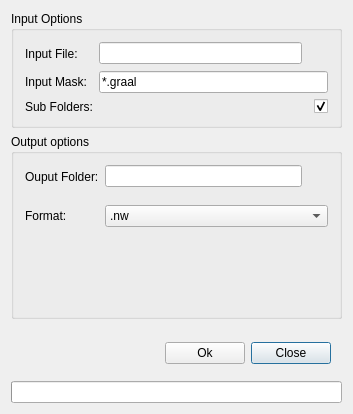
Before: the Qt Designer form FixMapNamesDialog.ui in lukegrahamSydney/TilesEditor, drawn with Qt 5.
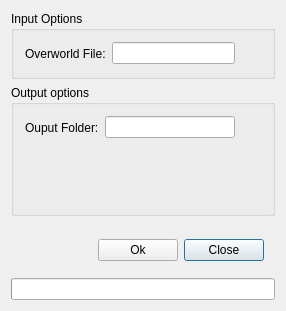
After: the same form once the commit is applied. Icons and pictures are not drawn.

```diff
--- a/FixMapNamesDialog.ui
+++ b/FixMapNamesDialog.ui
@@ -6,8 +6,8 @@
    <rect>
     <x>0</x>
     <y>0</y>
-    <width>353</width>
-    <height>414</height>
+    <width>286</width>
+    <height>311</height>
    </rect>
   </property>
   <property name="windowTitle">
@@ -35,7 +35,7 @@
       <item row="0" column="0">
        <widget class="QLabel" name="inputFolderLabel">
         <property name="text">
-         <string>Input File:</string>
+         <string>Overworld File:</string>
         </property>
        </widget>
       </item>
@@ -71,7 +71,7 @@
            </property>
            <property name="icon">
             <iconset resource="MainWindow.qrc">
-             <normaloff>:/MainWindow/icons/fugue/folder-open.png</normaloff>:/MainWindow/icons/fugue/folder-open.png</iconset>
+             <normaloff>:/MainWindow/icons/fugue/folder-open-document.png</normaloff>:/MainWindow/icons/fugue/folder-open-document.png</iconset>
            </property>
            <property name="autoRaise">
             <bool>true</bool>
@@ -81,46 +81,6 @@
         </layout>
        </widget>
       </item>
-      <item row="1" column="0">
-       <widget class="QLabel" name="inputMaskLabel">
-        <property name="text">
-         <string>Input Mask:</string>
-        </property>
-       </widget>
-      </item>
-      <item row="1" column="1">
-       <widget class="QLineEdit" name="inputMaskEdit">
-        <property name="toolTip">
-         <string>Comma separated list of input masks for the file names</string>
-        </property>
-        <property name="inputMask">
-         <string/>
-        </property>
-        <property name="text">
-         <string>*.graal</string>
-        </property>
-       </widget>
-      </item>
-      <item row="2" column="0">
-       <widget class="QLabel" name="subFoldersLabel">
-        <property name="text">
-         <string>Sub Folders:</string>
-        </property>
-       </widget>
-      </item>
-      <item row="2" column="1">
-       <widget class="QCheckBox" name="subFoldersCheckBox">
-        <property name="toolTip">
-         <string>Scan sub folders</string>
-        </property>
-        <property name="layoutDirection">
-         <enum>Qt::RightToLeft</enum>
-        </property>
-        <property name="checked">
-         <bool>true</bool>
-        </property>
-       </widget>
-      </item>
      </layout>
     </widget>
    </item>
@@ -130,32 +90,13 @@
       <string>Output options</string>
      </property>
      <layout class="QFormLayout" name="formLayout">
-      <item row="1" column="0">
-       <widget class="QLabel" name="formatLabel">
+      <item row="0" column="0">
+       <widget class="QLabel" name="ouputFolderLabel">
         <property name="text">
-         <string>Format:</string>
+         <string>Ouput Folder:</string>
         </property>
        </widget>
       </item>
-      <item row="1" column="1">
-       <widget class="QComboBox" name="formatCombo">
-        <item>
-         <property name="text">
-          <string>.nw</string>
-         </property>
-        </item>
-        <item>
-         <property name="text">
-          <string>.lvl</string>
-         </property>
-        </item>
-        <item>
-         <property name="text">
-          <string>.graal</string>
-         </property>
-        </item>
-       </widget>
-      </item>
       <item row="0" column="1">
        <widget class="QWidget" name="ouputFolderWidget" native="true">
         <property name="sizePolicy">
@@ -197,13 +138,6 @@
         </layout>
        </widget>
       </item>
-      <item row="0" column="0">
-       <widget class="QLabel" name="ouputFolderLabel">
-        <property name="text">
-         <string>Ouput Folder:</string>
-        </property>
-       </widget>
-      </item>
      </layout>
     </widget>
    </item>
```
